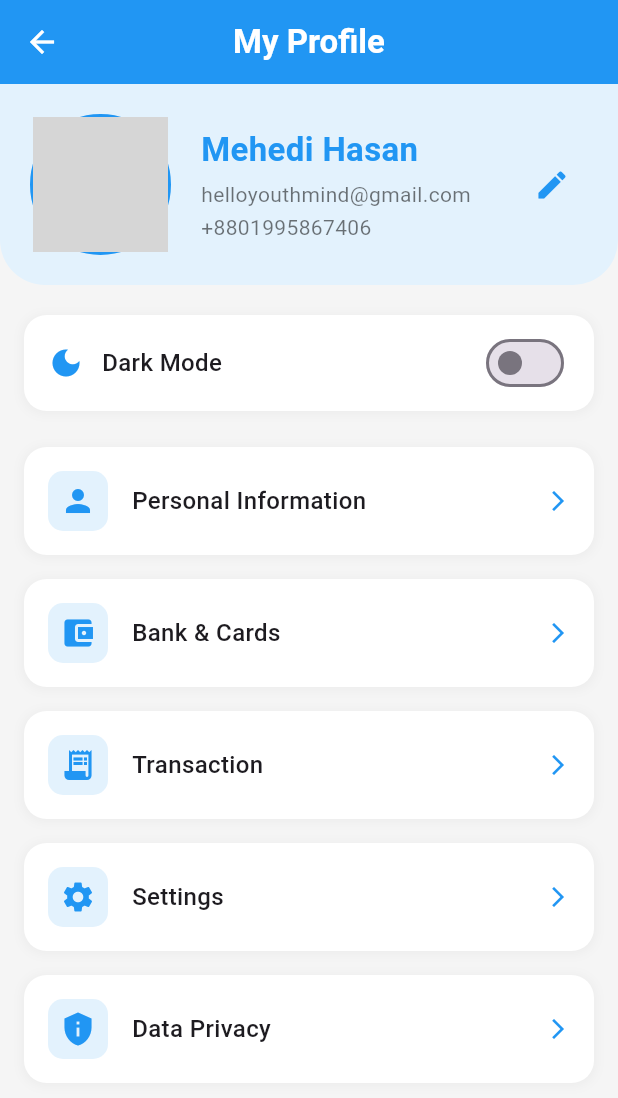
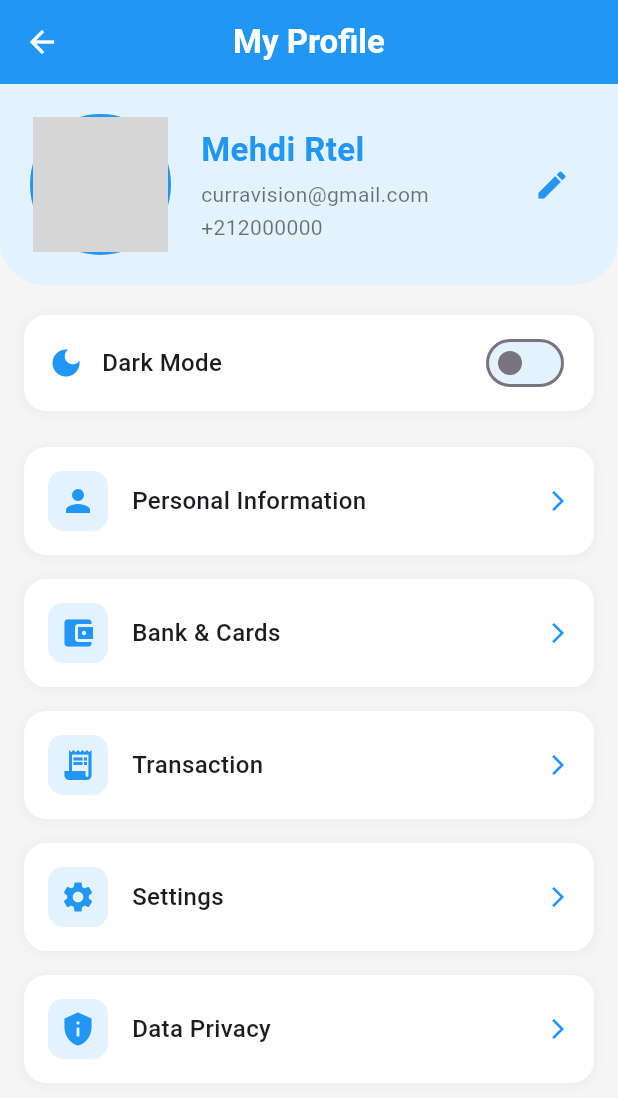
Before and after one commit to Mehdirben/curavisionai, a Flutter app: the AccountPage screen opened directly, on a phone screen of 412 x 824 dp. Shown: the top 1098 px of the screen. Run offline on Flutter 3.47's test engine with Material 3 defaults, Android fonts, the phone set to English and light mode, and no system bars; network calls fail; grey boxes are pictures that could not be loaded.

Commit message:
chagement d'info et de la courleur du switch button when active

```diff
--- a/lib/account_page.dart
+++ b/lib/account_page.dart
@@ -55,7 +55,7 @@ class AccountPage extends StatelessWidget {
                       crossAxisAlignment: CrossAxisAlignment.start,
                       children: const [
                         Text(
-                          'Mehedi Hasan',
+                          'Mehdi Rtel',
                           style: TextStyle(
                             fontSize: 22,
                             fontWeight: FontWeight.bold,
@@ -64,7 +64,7 @@ class AccountPage extends StatelessWidget {
                         ),
                         SizedBox(height: 4),
                         Text(
-                          'helloyouthmind@gmail.com',
+                          'curravision@gmail.com',
                           style: TextStyle(
                             color: Colors.black54,
                             fontSize: 14,
@@ -72,7 +72,7 @@ class AccountPage extends StatelessWidget {
                         ),
                         SizedBox(height: 2),
                         Text(
-                          '+8801995867406',
+                          '+212000000',
                           style: TextStyle(
                             color: Colors.black54,
                             fontSize: 14,
@@ -125,8 +125,10 @@ class AccountPage extends StatelessWidget {
                     ),
                     Switch(
                       value: false,
+
                       onChanged: (bool value) {},
                       activeColor: primaryBlue,
+                      trackColor: MaterialStateProperty.all(lightBlue),
                     ),
                   ],
                 ),
```
